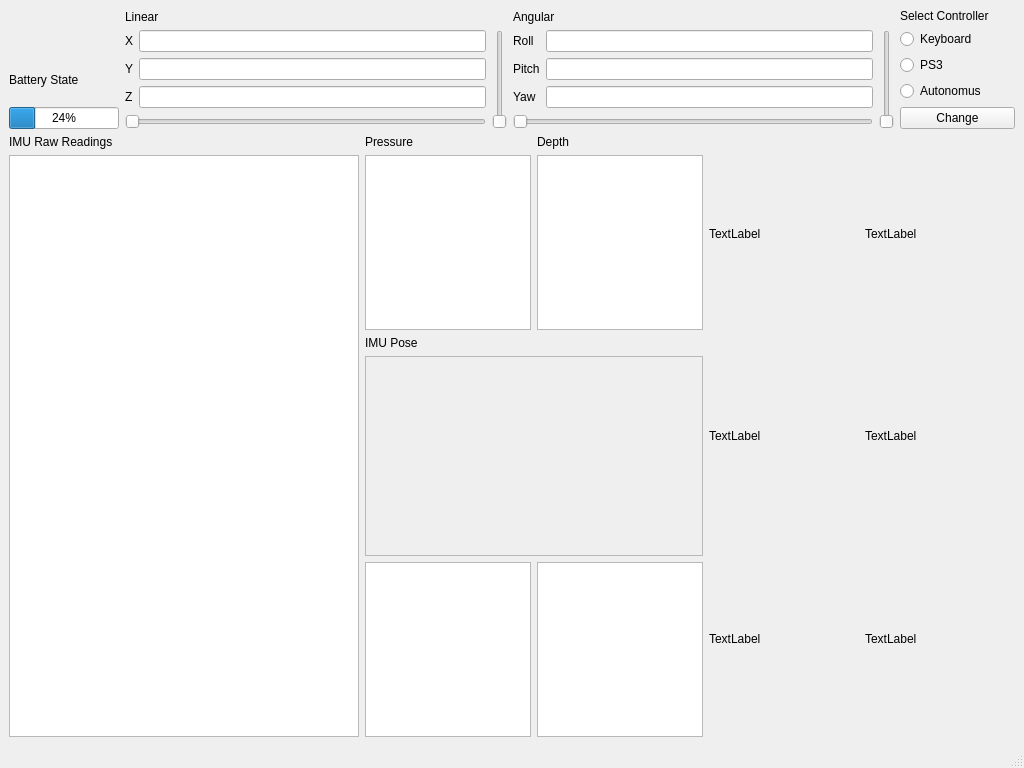
Above: UI/QT design/Resizable tentative 1.ui from mcgill-robotics-archive/auv-2014 before the change. Below: the same form after it.
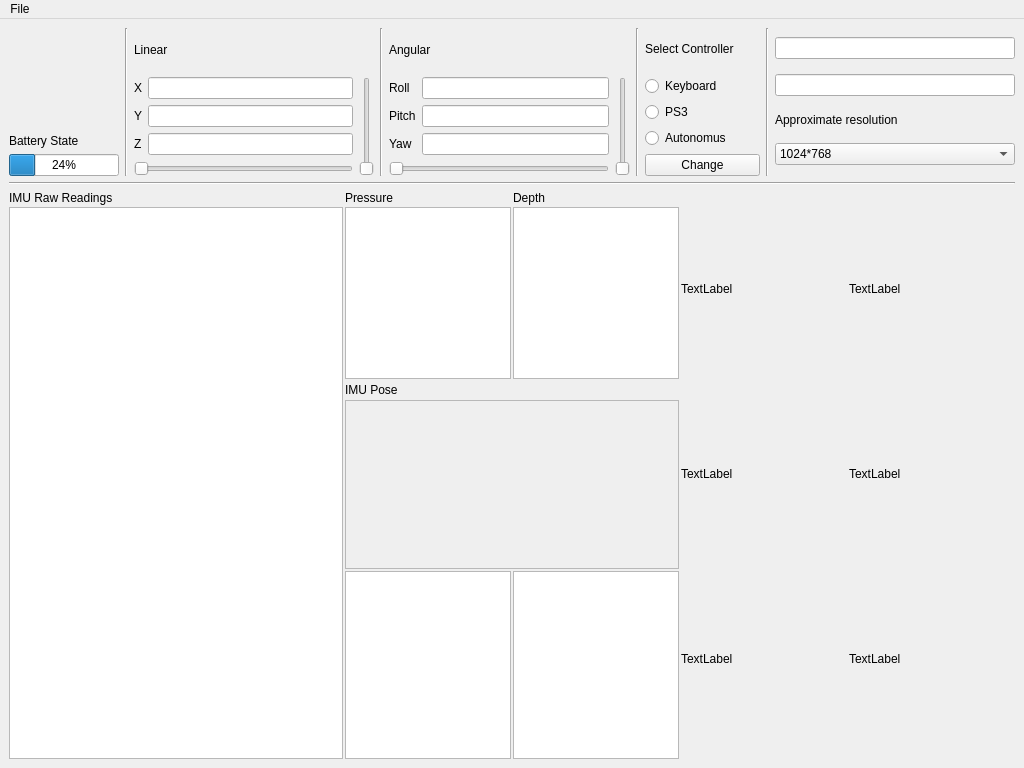
That is the form after the change. Icons and pictures are not drawn. Custom widgets are drawn as their Qt base class.

Commit message: making the ui resizable implementation of a combo box to select approx. display resolution

```diff
--- a/UI/QT design/Resizable tentative 1.ui
+++ b/UI/QT design/Resizable tentative 1.ui
@@ -10,6 +10,12 @@
     <height>768</height>
    </rect>
   </property>
+  <property name="maximumSize">
+   <size>
+    <width>1920</width>
+    <height>1080</height>
+   </size>
+  </property>
   <property name="windowTitle">
    <string>Robotics Diagnostics and Testing</string>
   </property>
@@ -18,15 +24,307 @@
     <normaloff>:/Images/Only-Logo.png</normaloff>:/Images/Only-Logo.png</iconset>
   </property>
   <widget class="QWidget" name="centralwidget">
+   <property name="maximumSize">
+    <size>
+     <width>1920</width>
+     <height>1000</height>
+    </size>
+   </property>
    <layout class="QGridLayout" name="gridLayout_7">
     <item row="0" column="0">
      <layout class="QGridLayout" name="gridLayout_6">
+      <item row="2" column="0">
+       <layout class="QHBoxLayout" name="horizontalLayout_3" stretch="1,1,1">
+        <property name="spacing">
+         <number>2</number>
+        </property>
+        <item>
+         <layout class="QVBoxLayout" name="verticalLayout123">
+          <item>
+           <widget class="QLabel" name="label">
+            <property name="maximumSize">
+             <size>
+              <width>16777215</width>
+              <height>17</height>
+             </size>
+            </property>
+            <property name="text">
+             <string>IMU Raw Readings</string>
+            </property>
+           </widget>
+          </item>
+          <item>
+           <widget class="GraphicsLayoutWidget" name="imugraphics">
+            <property name="minimumSize">
+             <size>
+              <width>0</width>
+              <height>0</height>
+             </size>
+            </property>
+            <property name="maximumSize">
+             <size>
+              <width>640</width>
+              <height>980</height>
+             </size>
+            </property>
+           </widget>
+          </item>
+         </layout>
+        </item>
+        <item>
+         <layout class="QVBoxLayout" name="verticalLayout_6" stretch="1,1,1">
+          <item>
+           <layout class="QHBoxLayout" name="horizontalLayout" stretch="1,1">
+            <item>
+             <layout class="QVBoxLayout" name="verticalLayout_3">
+              <item>
+               <widget class="QLabel" name="label_3">
+                <property name="maximumSize">
+                 <size>
+                  <width>16777215</width>
+                  <height>17</height>
+                 </size>
+                </property>
+                <property name="text">
+                 <string>Pressure</string>
+                </property>
+               </widget>
+              </item>
+              <item>
+               <widget class="GraphicsLayoutWidget" name="pressure">
+                <property name="minimumSize">
+                 <size>
+                  <width>0</width>
+                  <height>0</height>
+                 </size>
+                </property>
+               </widget>
+              </item>
+             </layout>
+            </item>
+            <item>
+             <layout class="QVBoxLayout" name="verticalLayout_2">
+              <item>
+               <widget class="QLabel" name="label_2">
+                <property name="maximumSize">
+                 <size>
+                  <width>16777215</width>
+                  <height>17</height>
+                 </size>
+                </property>
+                <property name="text">
+                 <string>Depth</string>
+                </property>
+               </widget>
+              </item>
+              <item>
+               <widget class="GraphicsLayoutWidget" name="depth">
+                <property name="minimumSize">
+                 <size>
+                  <width>0</width>
+                  <height>0</height>
+                 </size>
+                </property>
+               </widget>
+              </item>
+             </layout>
+            </item>
+           </layout>
+          </item>
+          <item>
+           <layout class="QVBoxLayout" name="verticalLayout_4">
+            <item>
+             <widget class="QLabel" name="label_4">
+              <property name="maximumSize">
+               <size>
+                <width>16777215</width>
+                <height>17</height>
+               </size>
+              </property>
+              <property name="text">
+               <string>IMU Pose</string>
+              </property>
+             </widget>
+            </item>
+            <item>
+             <widget class="QFrame" name="frame">
+              <property name="minimumSize">
+               <size>
+                <width>0</width>
+                <height>0</height>
+               </size>
+              </property>
+              <property name="frameShape">
+               <enum>QFrame::StyledPanel</enum>
+              </property>
+              <property name="frameShadow">
+               <enum>QFrame::Raised</enum>
+              </property>
+              <widget class="QWidget" name="verticalLayoutWidget">
+               <property name="geometry">
+                <rect>
+                 <x>0</x>
+                 <y>0</y>
+                 <width>521</width>
+                 <height>201</height>
+                </rect>
+               </property>
+               <layout class="QVBoxLayout" name="verticalLayout">
+                <property name="sizeConstraint">
+                 <enum>QLayout::SetMaximumSize</enum>
+                </property>
+               </layout>
+              </widget>
+             </widget>
+            </item>
+           </layout>
+          </item>
+          <item>
+           <layout class="QHBoxLayout" name="horizontalLayout_2" stretch="1,1">
+            <item>
+             <widget class="QTextEdit" name="logObject">
+              <property name="minimumSize">
+               <size>
+                <width>0</width>
+                <height>0</height>
+               </size>
+              </property>
+             </widget>
+            </item>
+            <item>
+             <widget class="GraphicsLayoutWidget" name="hydrophonegraph">
+              <property name="minimumSize">
+               <size>
+                <width>0</width>
+                <height>0</height>
+               </size>
+              </property>
+             </widget>
+            </item>
+           </layout>
+          </item>
+         </layout>
+        </item>
+        <item>
+         <layout class="QGridLayout" name="vidArray" rowstretch="1,1,1" columnstretch="1,1">
+          <property name="sizeConstraint">
+           <enum>QLayout::SetMaximumSize</enum>
+          </property>
+          <property name="spacing">
+           <number>2</number>
+          </property>
+          <item row="1" column="1">
+           <widget class="QLabel" name="postRight">
+            <property name="maximumSize">
+             <size>
+              <width>190</width>
+              <height>170</height>
+             </size>
+            </property>
+            <property name="text">
+             <string>TextLabel</string>
+            </property>
+            <property name="scaledContents">
+             <bool>true</bool>
+            </property>
+           </widget>
+          </item>
+          <item row="0" column="0">
+           <widget class="QLabel" name="preLeft">
+            <property name="maximumSize">
+             <size>
+              <width>190</width>
+              <height>170</height>
+             </size>
+            </property>
+            <property name="text">
+             <string>TextLabel</string>
+            </property>
+            <property name="scaledContents">
+             <bool>true</bool>
+            </property>
+           </widget>
+          </item>
+          <item row="0" column="1">
+           <widget class="QLabel" name="postLeft">
+            <property name="maximumSize">
+             <size>
+              <width>190</width>
+              <height>170</height>
+             </size>
+            </property>
+            <property name="text">
+             <string>TextLabel</string>
+            </property>
+            <property name="scaledContents">
+             <bool>true</bool>
+            </property>
+           </widget>
+          </item>
+          <item row="1" column="0">
+           <widget class="QLabel" name="preRight">
+            <property name="maximumSize">
+             <size>
+              <width>190</width>
+              <height>170</height>
+             </size>
+            </property>
+            <property name="text">
+             <string>TextLabel</string>
+            </property>
+            <property name="scaledContents">
+             <bool>true</bool>
+            </property>
+           </widget>
+          </item>
+          <item row="2" column="1">
+           <widget class="QLabel" name="posBottom">
+            <property name="maximumSize">
+             <size>
+              <width>190</width>
+              <height>170</height>
+             </size>
+            </property>
+            <property name="text">
+             <string>TextLabel</string>
+            </property>
+            <property name="scaledContents">
+             <bool>true</bool>
+            </property>
+           </widget>
+          </item>
+          <item row="2" column="0">
+           <widget class="QLabel" name="preBottom">
+            <property name="maximumSize">
+             <size>
+              <width>190</width>
+              <height>170</height>
+             </size>
+            </property>
+            <property name="text">
+             <string>TextLabel</string>
+            </property>
+            <property name="scaledContents">
+             <bool>true</bool>
+            </property>
+           </widget>
+          </item>
+         </layout>
+        </item>
+       </layout>
+      </item>
       <item row="0" column="0">
        <layout class="QHBoxLayout" name="horizontalLayout_4">
         <item>
          <layout class="QVBoxLayout" name="verticalLayout_8">
           <item>
            <widget class="QLabel" name="mr_logo">
+            <property name="minimumSize">
+             <size>
+              <width>110</width>
+              <height>100</height>
+             </size>
+            </property>
             <property name="maximumSize">
              <size>
               <width>110</width>
@@ -73,14 +371,14 @@
          </layout>
         </item>
         <item>
-         <layout class="QGridLayout" name="gridLayout_3">
-          <item row="1" column="1" rowspan="2">
-           <widget class="QSlider" name="linearVertical">
-            <property name="orientation">
-             <enum>Qt::Vertical</enum>
-            </property>
-           </widget>
-          </item>
+         <widget class="Line" name="line">
+          <property name="orientation">
+           <enum>Qt::Vertical</enum>
+          </property>
+         </widget>
+        </item>
+        <item>
+         <layout class="QGridLayout" name="linear_cmd_vel">
           <item row="2" column="0">
            <widget class="QSlider" name="linearHorizantal">
             <property name="orientation">
@@ -88,6 +386,13 @@
             </property>
            </widget>
           </item>
+          <item row="1" column="1" rowspan="2">
+           <widget class="QSlider" name="linearVertical">
+            <property name="orientation">
+             <enum>Qt::Vertical</enum>
+            </property>
+           </widget>
+          </item>
           <item row="1" column="0">
            <layout class="QGridLayout" name="gridLayout_2">
             <item row="0" column="1">
@@ -132,7 +437,14 @@
          </layout>
         </item>
         <item>
-         <layout class="QGridLayout" name="gridLayout_4">
+         <widget class="Line" name="line_2">
+          <property name="orientation">
+           <enum>Qt::Vertical</enum>
+          </property>
+         </widget>
+        </item>
+        <item>
+         <layout class="QGridLayout" name="angularcmd_vel">
           <item row="1" column="0">
            <layout class="QGridLayout" name="gridLayout_5">
             <item row="0" column="1">
@@ -191,7 +503,14 @@
          </layout>
         </item>
         <item>
-         <layout class="QVBoxLayout" name="verticalLayout_7">
+         <widget class="Line" name="line_3">
+          <property name="orientation">
+           <enum>Qt::Vertical</enum>
+          </property>
+         </widget>
+        </item>
+        <item>
+         <layout class="QVBoxLayout" name="controller_select">
           <item>
            <widget class="QLabel" name="label_19">
             <property name="minimumSize">
@@ -289,250 +608,66 @@
           </item>
          </layout>
         </item>
+        <item>
+         <widget class="Line" name="line_4">
+          <property name="orientation">
+           <enum>Qt::Vertical</enum>
+          </property>
+         </widget>
+        </item>
+        <item>
+         <layout class="QVBoxLayout" name="cv_data">
+          <item>
+           <widget class="QLineEdit" name="lineEdit_2"/>
+          </item>
+          <item>
+           <widget class="QLineEdit" name="lineEdit"/>
+          </item>
+          <item>
+           <widget class="QLabel" name="label_5">
+            <property name="maximumSize">
+             <size>
+              <width>16777215</width>
+              <height>17</height>
+             </size>
+            </property>
+            <property name="text">
+             <string>Approximate resolution</string>
+            </property>
+           </widget>
+          </item>
+          <item>
+           <widget class="QComboBox" name="resSelect">
+            <property name="toolTip">
+             <string>&lt;html&gt;&lt;head/&gt;&lt;body&gt;&lt;p&gt;Approximate resolution to set the size of the video displays&lt;/p&gt;&lt;/body&gt;&lt;/html&gt;</string>
+            </property>
+            <item>
+             <property name="text">
+              <string>1024*768</string>
+             </property>
+            </item>
+            <item>
+             <property name="text">
+              <string>1280*720</string>
+             </property>
+            </item>
+            <item>
+             <property name="text">
+              <string>1920x1080</string>
+             </property>
+            </item>
+           </widget>
+          </item>
+         </layout>
+        </item>
        </layout>
       </item>
       <item row="1" column="0">
-       <layout class="QHBoxLayout" name="horizontalLayout_3">
-        <item>
-         <layout class="QVBoxLayout" name="verticalLayout123">
-          <item>
-           <widget class="QLabel" name="label">
-            <property name="text">
-             <string>IMU Raw Readings</string>
-            </property>
-           </widget>
-          </item>
-          <item>
-           <widget class="GraphicsLayoutWidget" name="imugraphics">
-            <property name="minimumSize">
-             <size>
-              <width>350</width>
-              <height>0</height>
-             </size>
-            </property>
-           </widget>
-          </item>
-         </layout>
-        </item>
-        <item>
-         <layout class="QVBoxLayout" name="verticalLayout_6">
-          <item>
-           <layout class="QHBoxLayout" name="horizontalLayout">
-            <item>
-             <layout class="QVBoxLayout" name="verticalLayout_3">
-              <item>
-               <widget class="QLabel" name="label_3">
-                <property name="text">
-                 <string>Pressure</string>
-                </property>
-               </widget>
-              </item>
-              <item>
-               <widget class="GraphicsLayoutWidget" name="pressure">
-                <property name="minimumSize">
-                 <size>
-                  <width>158</width>
-                  <height>133</height>
-                 </size>
-                </property>
-                <property name="maximumSize">
-                 <size>
-                  <width>16777215</width>
-                  <height>200</height>
-                 </size>
-                </property>
-               </widget>
-              </item>
-             </layout>
-            </item>
-            <item>
-             <layout class="QVBoxLayout" name="verticalLayout_2">
-              <item>
-               <widget class="QLabel" name="label_2">
-                <property name="text">
-                 <string>Depth</string>
-                </property>
-               </widget>
-              </item>
-              <item>
-               <widget class="GraphicsLayoutWidget" name="depth">
-                <property name="minimumSize">
-                 <size>
-                  <width>158</width>
-                  <height>133</height>
-                 </size>
-                </property>
-                <property name="maximumSize">
-                 <size>
-                  <width>16777215</width>
-                  <height>200</height>
-                 </size>
-                </property>
-               </widget>
-              </item>
-             </layout>
-            </item>
-           </layout>
-          </item>
-          <item>
-           <layout class="QVBoxLayout" name="verticalLayout_4">
-            <item>
-             <widget class="QLabel" name="label_4">
-              <property name="text">
-               <string>IMU Pose</string>
-              </property>
-             </widget>
-            </item>
-            <item>
-             <widget class="QFrame" name="frame">
-              <property name="minimumSize">
-               <size>
-                <width>0</width>
-                <height>200</height>
-               </size>
-              </property>
-              <property name="frameShape">
-               <enum>QFrame::StyledPanel</enum>
-              </property>
-              <property name="frameShadow">
-               <enum>QFrame::Raised</enum>
-              </property>
-              <widget class="QWidget" name="verticalLayoutWidget">
-               <property name="geometry">
-                <rect>
-                 <x>0</x>
-                 <y>0</y>
-                 <width>521</width>
-                 <height>201</height>
-                </rect>
-               </property>
-               <layout class="QVBoxLayout" name="verticalLayout"/>
-              </widget>
-             </widget>
-            </item>
-           </layout>
-          </item>
-          <item>
-           <layout class="QHBoxLayout" name="horizontalLayout_2">
-            <item>
-             <widget class="QTextEdit" name="logObject">
-              <property name="minimumSize">
-               <size>
-                <width>160</width>
-                <height>134</height>
-               </size>
-              </property>
-              <property name="maximumSize">
-               <size>
-                <width>16777215</width>
-                <height>200</height>
-               </size>
-              </property>
-             </widget>
-            </item>
-            <item>
-             <widget class="GraphicsLayoutWidget" name="hydrophonegraph">
-              <property name="minimumSize">
-               <size>
-                <width>160</width>
-                <height>134</height>
-               </size>
-              </property>
-              <property name="maximumSize">
-               <size>
-                <width>16777215</width>
-                <height>200</height>
-               </size>
-              </property>
-             </widget>
-            </item>
-           </layout>
-          </item>
-         </layout>
-        </item>
-        <item>
-         <layout class="QGridLayout" name="gridLayout">
-          <item row="1" column="1">
-           <widget class="QLabel" name="postRight">
-            <property name="minimumSize">
-             <size>
-              <width>150</width>
-              <height>0</height>
-             </size>
-            </property>
-            <property name="text">
-             <string>TextLabel</string>
-            </property>
-           </widget>
-          </item>
-          <item row="0" column="0">
-           <widget class="QLabel" name="preLeft">
-            <property name="minimumSize">
-             <size>
-              <width>150</width>
-              <height>0</height>
-             </size>
-            </property>
-            <property name="text">
-             <string>TextLabel</string>
-            </property>
-           </widget>
-          </item>
-          <item row="0" column="1">
-           <widget class="QLabel" name="postLeft">
-            <property name="minimumSize">
-             <size>
-              <width>150</width>
-              <height>0</height>
-             </size>
-            </property>
-            <property name="text">
-             <string>TextLabel</string>
-            </property>
-           </widget>
-          </item>
-          <item row="1" column="0">
-           <widget class="QLabel" name="preRight">
-            <property name="minimumSize">
-             <size>
-              <width>150</width>
-              <height>0</height>
-             </size>
-            </property>
-            <property name="text">
-             <string>TextLabel</string>
-            </property>
-           </widget>
-          </item>
-          <item row="2" column="1">
-           <widget class="QLabel" name="posBottom">
-            <property name="minimumSize">
-             <size>
-              <width>150</width>
-              <height>0</height>
-             </size>
-            </property>
-            <property name="text">
-             <string>TextLabel</string>
-            </property>
-           </widget>
-          </item>
-          <item row="2" column="0">
-           <widget class="QLabel" name="preBottom">
-            <property name="minimumSize">
-             <size>
-              <width>150</width>
-              <height>0</height>
-             </size>
-            </property>
-            <property name="text">
-             <string>TextLabel</string>
-            </property>
-           </widget>
-          </item>
-         </layout>
-        </item>
-       </layout>
+       <widget class="Line" name="line_5">
+        <property name="orientation">
+         <enum>Qt::Horizontal</enum>
+        </property>
+       </widget>
       </item>
      </layout>
     </item>
@@ -547,8 +682,22 @@
      <height>25</height>
     </rect>
    </property>
+   <widget class="QMenu" name="menuFile">
+    <property name="title">
+     <string>File</string>
+    </property>
+    <addaction name="actionQuit"/>
+   </widget>
+   <addaction name="menuFile"/>
   </widget>
-  <widget class="QStatusBar" name="statusbar"/>
+  <action name="actionQuit">
+   <property name="text">
+    <string>Quit</string>
+   </property>
+   <property name="shortcut">
+    <string>Ctrl+Q</string>
+   </property>
+  </action>
  </widget>
  <customwidgets>
   <customwidget>
```
Left out of the diff: 19 changed lines with no effect on the pictures. The commit also changes 2 other files.
